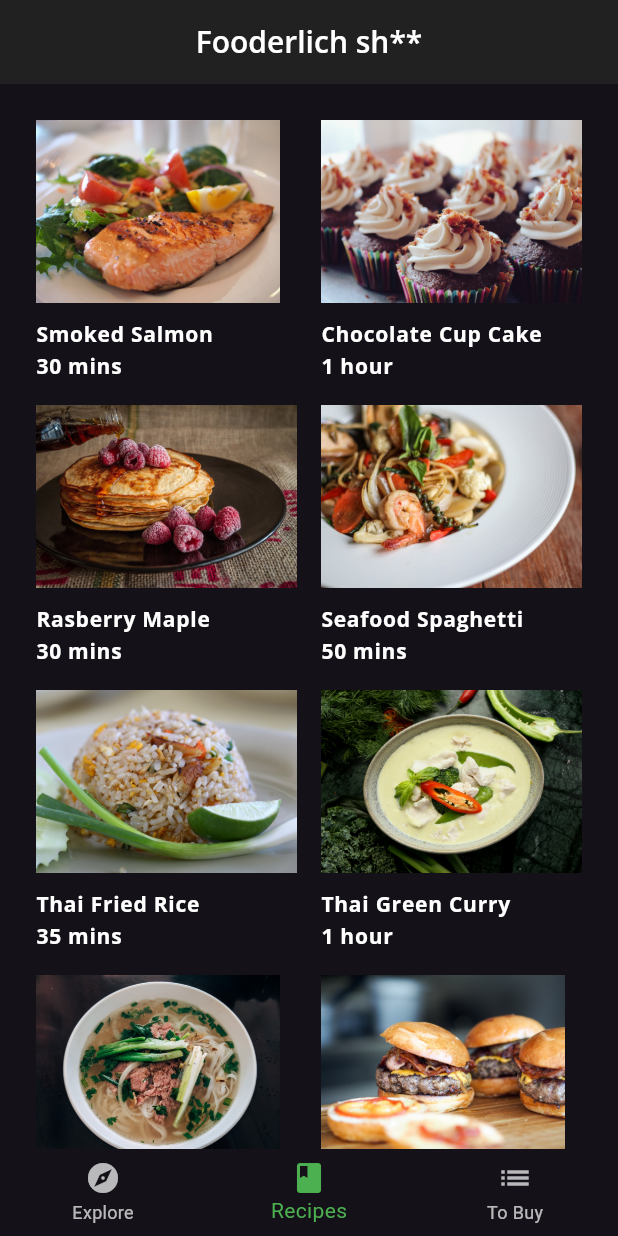
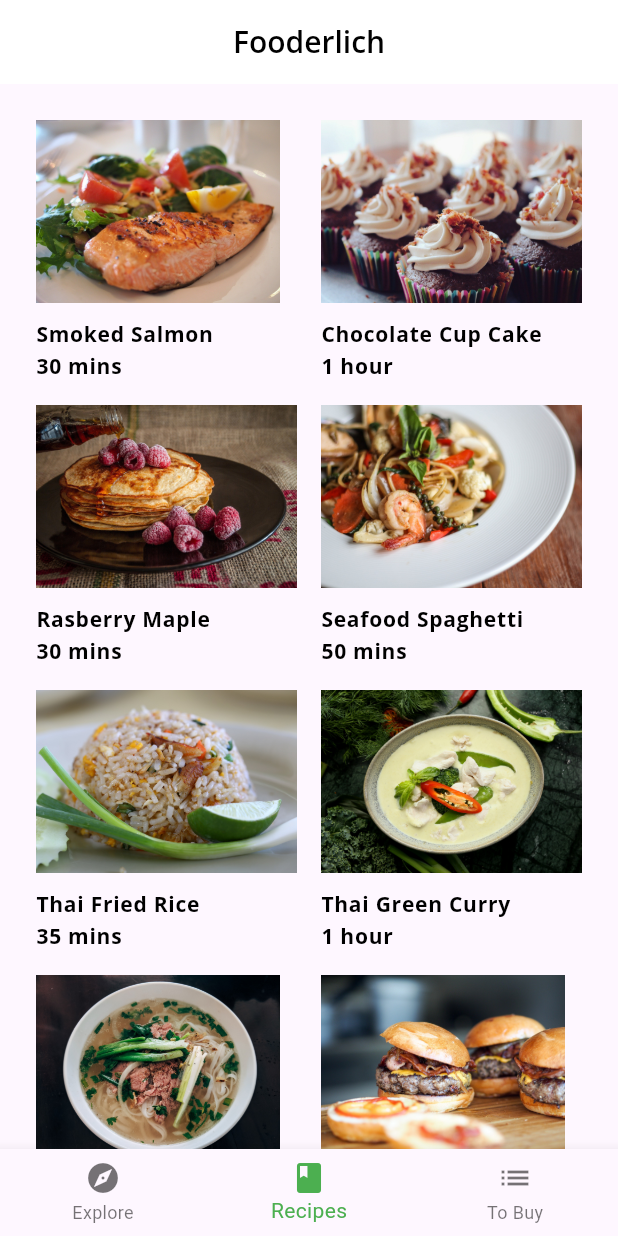
Before and after one commit to Ivans-x/socialdish, a Flutter app: the screen it shows after launch, item 2 of the bottom bar chosen, on a phone screen of 412 x 824 dp. Run offline on Flutter 3.47's test engine with Material 3 defaults, Android fonts, the phone set to English and light mode, and no system bars; our stand-ins replace google_fonts.

Commit message:
Fixed exception error

```diff
--- a/lib/components/recipes_grid_view.dart
+++ b/lib/components/recipes_grid_view.dart
@@ -11,10 +11,11 @@ class RecipesGridView extends StatelessWidget {
     return Padding(
       padding: EdgeInsets.only(left: 16, right: 16, top: 16),
       child: GridView.builder(
+        itemCount: recipes.length,
         gridDelegate: SliverGridDelegateWithFixedCrossAxisCount(
           crossAxisCount: 2,
         ),
-        itemBuilder: (context, index) {
+        itemBuilder: (context, int index) {
           final recipe = recipes[index];
           return RecipeThumbnail(recipe: recipe);
         },
--- a/lib/home.dart
+++ b/lib/home.dart
@@ -29,7 +29,7 @@ class _HomeState extends State<Home> {
     return Scaffold(
       appBar: AppBar(
         title: Text(
-          'Fooderlich sh**',
+          'Fooderlich',
           style: Theme.of(context).textTheme.titleLarge,
         ),
         centerTitle: true,
--- a/lib/main.dart
+++ b/lib/main.dart
@@ -11,7 +11,7 @@ class Fooderlich extends StatelessWidget {
   const Fooderlich({super.key});
   @override
   Widget build(BuildContext context) {
-    final theme = FooderlichTheme.dark();
+    final theme = FooderlichTheme.light();
     return MaterialApp(
       debugShowCheckedModeBanner: false,
       theme: theme,
```
